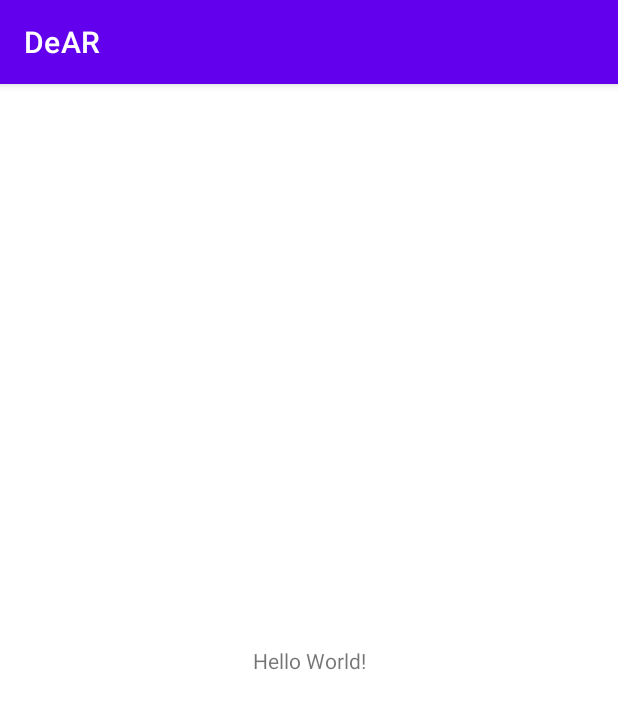
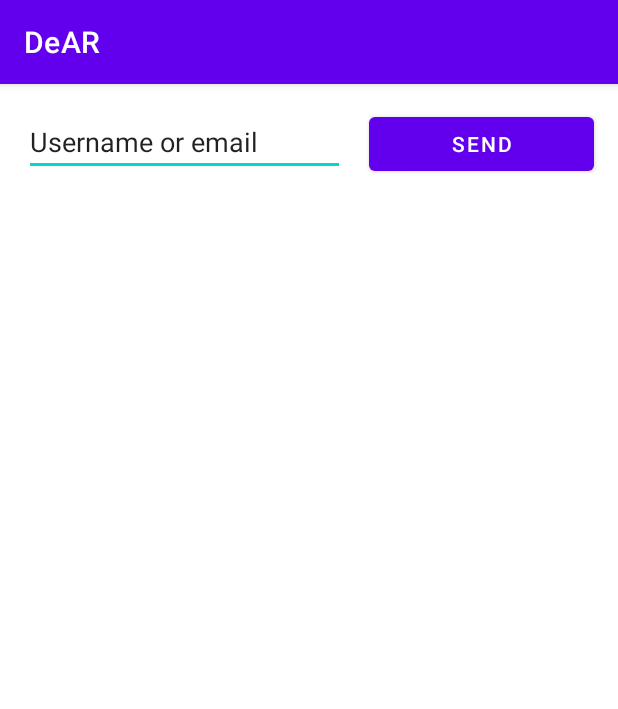
Before and after one commit to DiegoMartinezVillar/APM-DEAR, an Android app: the screen it shows after launch (MainActivity), on a phone screen of 412 x 824 dp. Shown: the top 709 px of the screen. Run offline under Robolectric (Android 15) with nearby library versions, the phone set to English and light mode, and no system bars.

Commit message:
Updated to add editable text and a button with spanish translation

```diff
--- a/app/src/main/res/layout/activity_main.xml
+++ b/app/src/main/res/layout/activity_main.xml
@@ -6,12 +6,26 @@
     android:layout_height="match_parent"
     tools:context=".MainActivity">
 
-    <TextView
-        android:layout_width="wrap_content"
+    <Button
+        android:id="@+id/button"
+        android:layout_width="0dp"
         android:layout_height="wrap_content"
-        android:text="Hello World!"
-        app:layout_constraintBottom_toBottomOf="parent"
+        android:layout_marginStart="16dp"
+        android:layout_marginEnd="16dp"
+        android:text="@string/button_send"
+        app:layout_constraintBaseline_toBaselineOf="@+id/editTextTextPersonName"
         app:layout_constraintEnd_toEndOf="parent"
+        app:layout_constraintStart_toEndOf="@+id/editTextTextPersonName" />
+
+    <EditText
+        android:id="@+id/editTextTextPersonName"
+        android:layout_width="214dp"
+        android:layout_height="45dp"
+        android:layout_marginStart="16dp"
+        android:layout_marginTop="16dp"
+        android:ems="10"
+        android:inputType="textPersonName"
+        android:text="@string/username"
         app:layout_constraintStart_toStartOf="parent"
         app:layout_constraintTop_toTopOf="parent" />
 
--- a/app/src/main/res/values/strings.xml
+++ b/app/src/main/res/values/strings.xml
@@ -1,3 +1,5 @@
 <resources>
-    <string name="app_name">DeAR</string>
+    <string name="app_name" translatable="false">DeAR</string>
+    <string name="username">Username or email</string>
+    <string name="button_send">Send</string>
 </resources>
```
Also changed, not shown: 1 other file.
